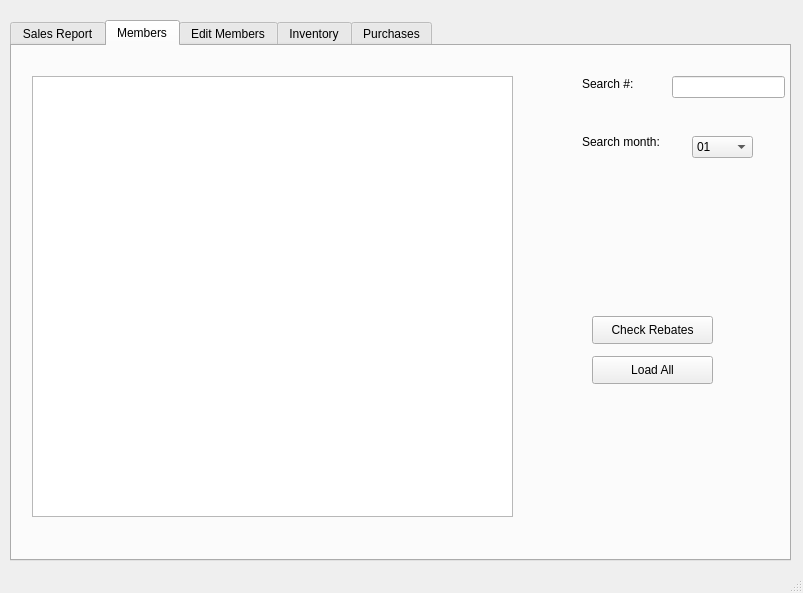
The window that QtCuties-BulkClubProject/menu.ui (NicholasHuCS1C/Bulk-Club-CS1C) describes before a commit, drawn with Qt 5.
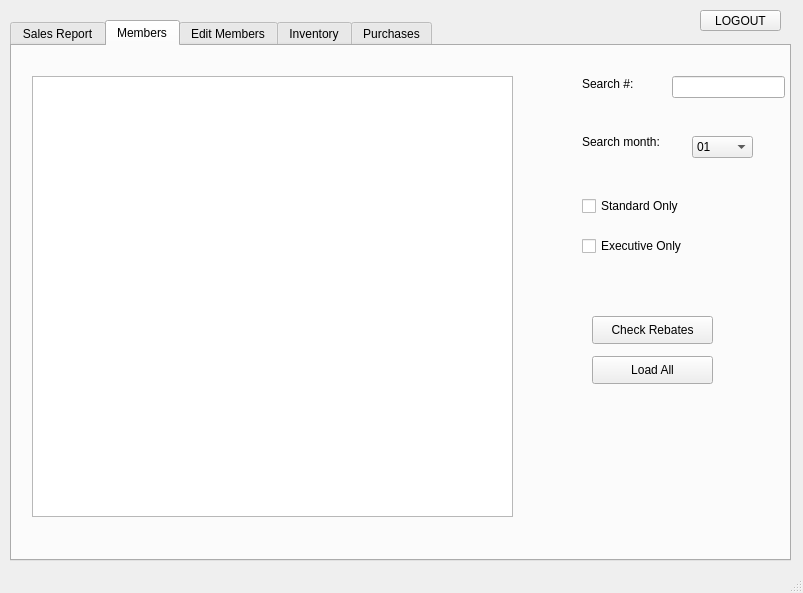
The same window after the commit. The open tabs and pages were chosen to show the change.

Commit message: Added salesmanager menu/logout

Diff of the .ui file:
```diff
--- a/QtCuties-BulkClubProject/menu.ui
+++ b/QtCuties-BulkClubProject/menu.ui
@@ -303,6 +303,32 @@
        </rect>
       </property>
      </widget>
+     <widget class="QCheckBox" name="checkBoxStandard_2">
+      <property name="geometry">
+       <rect>
+        <x>570</x>
+        <y>150</y>
+        <width>121</width>
+        <height>20</height>
+       </rect>
+      </property>
+      <property name="text">
+       <string>Standard Only</string>
+      </property>
+     </widget>
+     <widget class="QCheckBox" name="checkBoxExecutive_2">
+      <property name="geometry">
+       <rect>
+        <x>570</x>
+        <y>190</y>
+        <width>111</width>
+        <height>20</height>
+       </rect>
+      </property>
+      <property name="text">
+       <string>Executive Only</string>
+      </property>
+     </widget>
     </widget>
     <widget class="QWidget" name="tabEditMembers">
      <attribute name="title">
@@ -863,6 +889,19 @@
      </widget>
     </widget>
    </widget>
+   <widget class="QPushButton" name="pushButton">
+    <property name="geometry">
+     <rect>
+      <x>700</x>
+      <y>10</y>
+      <width>81</width>
+      <height>21</height>
+     </rect>
+    </property>
+    <property name="text">
+     <string>LOGOUT</string>
+    </property>
+   </widget>
   </widget>
   <widget class="QMenuBar" name="menubar">
    <property name="geometry">
```
Left out of the diff: 2 changed lines with no effect on the pictures. The commit also changes 10 other files.
